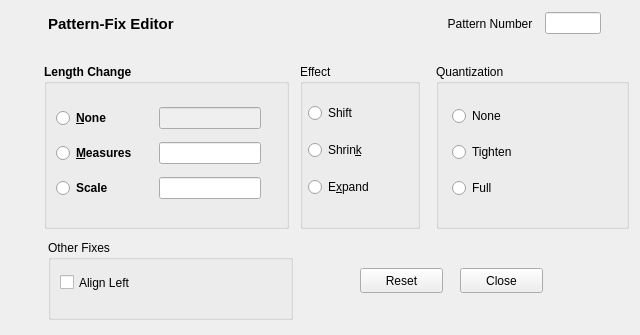
The window that seq_qt5/forms/qpatternfix.ui (ahlstromcj/seq66) describes before a commit, drawn with Qt 5.
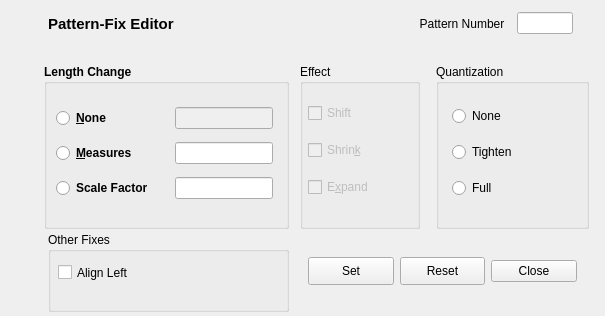
The same window after the commit.

Commit message: qpatternfix dialog fleshed out, implementation not yet in place.

```diff
--- a/seq_qt5/forms/qpatternfix.ui
+++ b/seq_qt5/forms/qpatternfix.ui
@@ -6,45 +6,19 @@
    <rect>
     <x>0</x>
     <y>0</y>
-    <width>640</width>
-    <height>335</height>
+    <width>605</width>
+    <height>316</height>
    </rect>
   </property>
   <property name="windowTitle">
    <string>Frame</string>
   </property>
-  <widget class="QPushButton" name="btn_reset">
-   <property name="geometry">
-    <rect>
-     <x>360</x>
-     <y>268</y>
-     <width>83</width>
-     <height>25</height>
-    </rect>
-   </property>
-   <property name="text">
-    <string>Reset</string>
-   </property>
-  </widget>
-  <widget class="QPushButton" name="btn_close">
-   <property name="geometry">
-    <rect>
-     <x>460</x>
-     <y>268</y>
-     <width>83</width>
-     <height>25</height>
-    </rect>
-   </property>
-   <property name="text">
-    <string>Close</string>
-   </property>
-  </widget>
   <widget class="QWidget" name="horizontalLayoutWidget">
    <property name="geometry">
     <rect>
      <x>48</x>
      <y>8</y>
-     <width>553</width>
+     <width>525</width>
      <height>31</height>
     </rect>
    </property>
@@ -103,12 +77,12 @@
    <property name="title">
     <string>Length Change</string>
    </property>
-   <widget class="QWidget" name="">
+   <widget class="QWidget" name="layoutWidgetLength">
     <property name="geometry">
      <rect>
       <x>12</x>
       <y>36</y>
-      <width>205</width>
+      <width>217</width>
       <height>109</height>
      </rect>
     </property>
@@ -143,7 +117,7 @@
      <item row="2" column="0">
       <widget class="QRadioButton" name="btn_change_scale">
        <property name="text">
-        <string>Scale</string>
+        <string>Scale Factor</string>
        </property>
       </widget>
      </item>
@@ -158,14 +132,14 @@
     <rect>
      <x>436</x>
      <y>64</y>
-     <width>193</width>
+     <width>153</width>
      <height>165</height>
     </rect>
    </property>
    <property name="title">
     <string>Quantization</string>
    </property>
-   <widget class="QWidget" name="">
+   <widget class="QWidget" name="layoutWidgetQuan">
     <property name="geometry">
      <rect>
       <x>16</x>
@@ -211,7 +185,7 @@
    <property name="title">
     <string>Effect</string>
    </property>
-   <widget class="QWidget" name="">
+   <widget class="QWidget" name="layoutWidgetEffect">
     <property name="geometry">
      <rect>
       <x>8</x>
@@ -222,21 +196,30 @@
     </property>
     <layout class="QVBoxLayout" name="verticalLayout_2">
      <item>
-      <widget class="QRadioButton" name="btn_effect_shift">
+      <widget class="QCheckBox" name="btn_effect_shift">
+       <property name="enabled">
+        <bool>false</bool>
+       </property>
        <property name="text">
         <string>Shift</string>
        </property>
       </widget>
      </item>
      <item>
-      <widget class="QRadioButton" name="btn_effect_shrink">
+      <widget class="QCheckBox" name="btn_effect_shrink">
+       <property name="enabled">
+        <bool>false</bool>
+       </property>
        <property name="text">
         <string>Shrin&amp;k</string>
        </property>
       </widget>
      </item>
      <item>
-      <widget class="QRadioButton" name="btn_effect_expand">
+      <widget class="QCheckBox" name="btn_effect_expand">
+       <property name="enabled">
+        <bool>false</bool>
+       </property>
        <property name="text">
         <string>E&amp;xpand</string>
        </property>
@@ -249,8 +232,8 @@
    <property name="geometry">
     <rect>
      <x>48</x>
-     <y>240</y>
-     <width>245</width>
+     <y>232</y>
+     <width>241</width>
      <height>80</height>
     </rect>
    </property>
@@ -260,8 +243,8 @@
    <widget class="QCheckBox" name="btn_align_left">
     <property name="geometry">
      <rect>
-      <x>12</x>
-      <y>32</y>
+      <x>10</x>
+      <y>30</y>
       <width>149</width>
       <height>21</height>
      </rect>
@@ -271,6 +254,57 @@
     </property>
    </widget>
   </widget>
+  <widget class="QWidget" name="layoutWidgetAlignLeft">
+   <property name="geometry">
+    <rect>
+     <x>308</x>
+     <y>256</y>
+     <width>269</width>
+     <height>31</height>
+    </rect>
+   </property>
+   <layout class="QHBoxLayout" name="horizontalLayout_2">
+    <item>
+     <widget class="QPushButton" name="btn_set">
+      <property name="minimumSize">
+       <size>
+        <width>0</width>
+        <height>28</height>
+       </size>
+      </property>
+      <property name="text">
+       <string>Set</string>
+      </property>
+     </widget>
+    </item>
+    <item>
+     <widget class="QPushButton" name="btn_reset">
+      <property name="minimumSize">
+       <size>
+        <width>0</width>
+        <height>28</height>
+       </size>
+      </property>
+      <property name="text">
+       <string>Reset</string>
+      </property>
+     </widget>
+    </item>
+    <item>
+     <widget class="QPushButton" name="btn_close">
+      <property name="minimumSize">
+       <size>
+        <width>28</width>
+        <height>0</height>
+       </size>
+      </property>
+      <property name="text">
+       <string>Close</string>
+      </property>
+     </widget>
+    </item>
+   </layout>
+  </widget>
  </widget>
  <resources/>
  <connections/>
```
Left out of the diff: 4 changed lines with no effect on the pictures. The commit also changes 20 other files.
